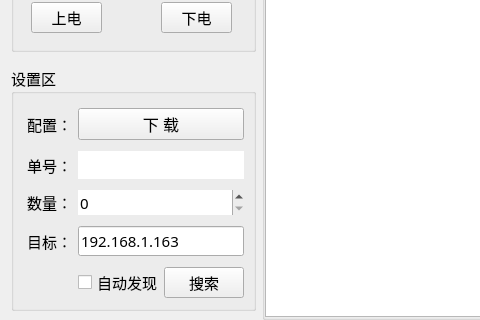
Above: ip_fvt/home/home_workwid.ui from ChinaClever/IP-Tools before the change; both pictures show x 0 to 480 and y 179 to 499 of the 1108 by 499 pixel window. Below: the same form after it.
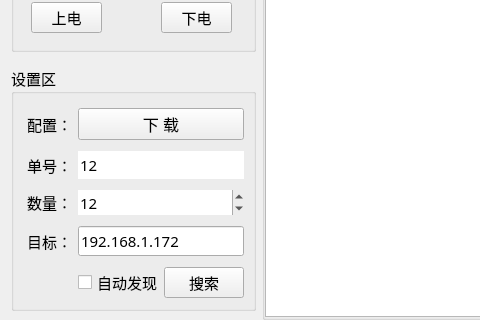
That is the form after the change.

Diff of the .ui file:
```diff
--- a/ip_fvt/home/home_workwid.ui
+++ b/ip_fvt/home/home_workwid.ui
@@ -622,7 +622,7 @@
       <item row="1" column="1" colspan="2">
        <widget class="QLineEdit" name="userEdit">
         <property name="text">
-         <string/>
+         <string>12</string>
         </property>
         <property name="frame">
          <bool>false</bool>
@@ -706,7 +706,7 @@
          <enum>QAbstractSpinBox::DefaultStepType</enum>
         </property>
         <property name="value">
-         <number>0</number>
+         <number>12</number>
         </property>
        </widget>
       </item>
@@ -716,7 +716,7 @@
          <bool>true</bool>
         </property>
         <property name="text">
-         <string>192.168.1.163</string>
+         <string>192.168.1.172</string>
         </property>
        </widget>
       </item>
```
